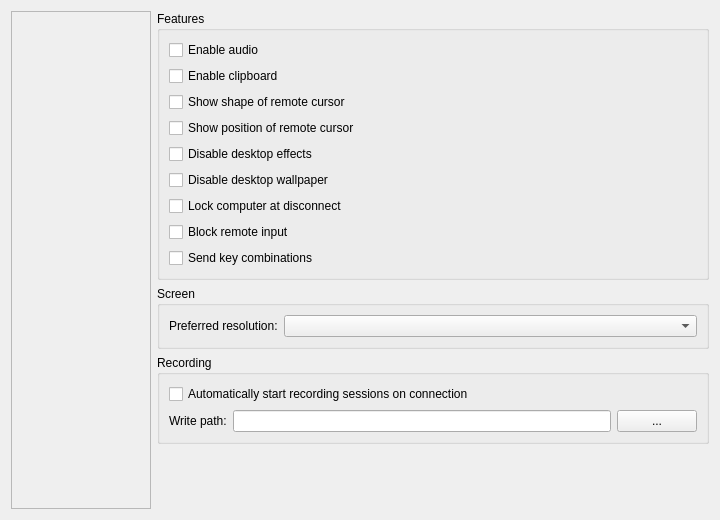
Old version of the form source/client/desktop/settings_tab.ui in the repository dchapyshev/aspia.
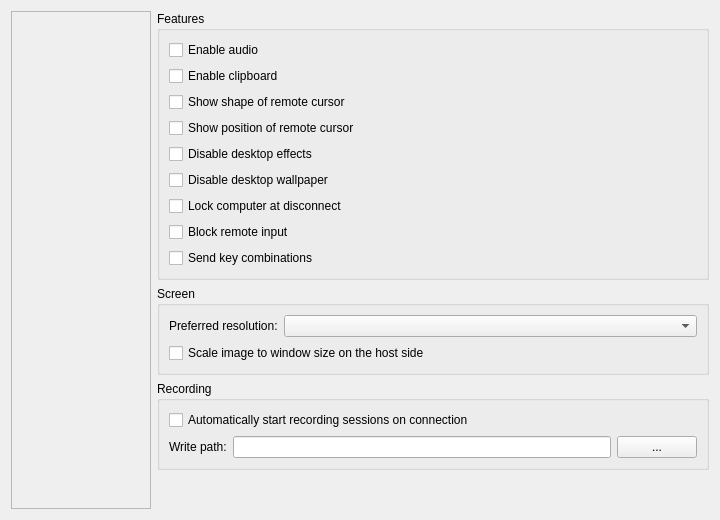
New version of the form. Custom widgets are drawn as their Qt base class.

Commit message: Implement option to disable preferred size sending.

The edit to the form file:
```diff
--- a/source/client/desktop/settings_tab.ui
+++ b/source/client/desktop/settings_tab.ui
@@ -544,6 +544,13 @@
                 </item>
                </layout>
               </item>
+              <item>
+               <widget class="QCheckBox" name="checkbox_preferred_size">
+                <property name="text">
+                 <string>Scale image to window size on the host side</string>
+                </property>
+               </widget>
+              </item>
              </layout>
             </widget>
            </item>
```
The commit also changes 7 other files.
